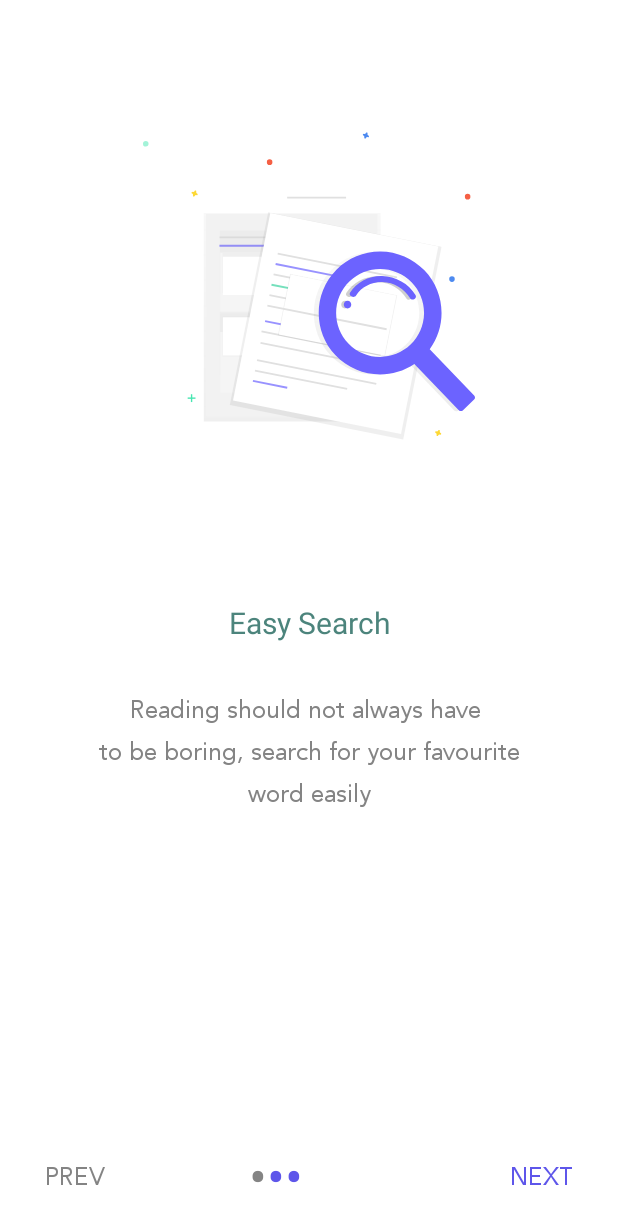
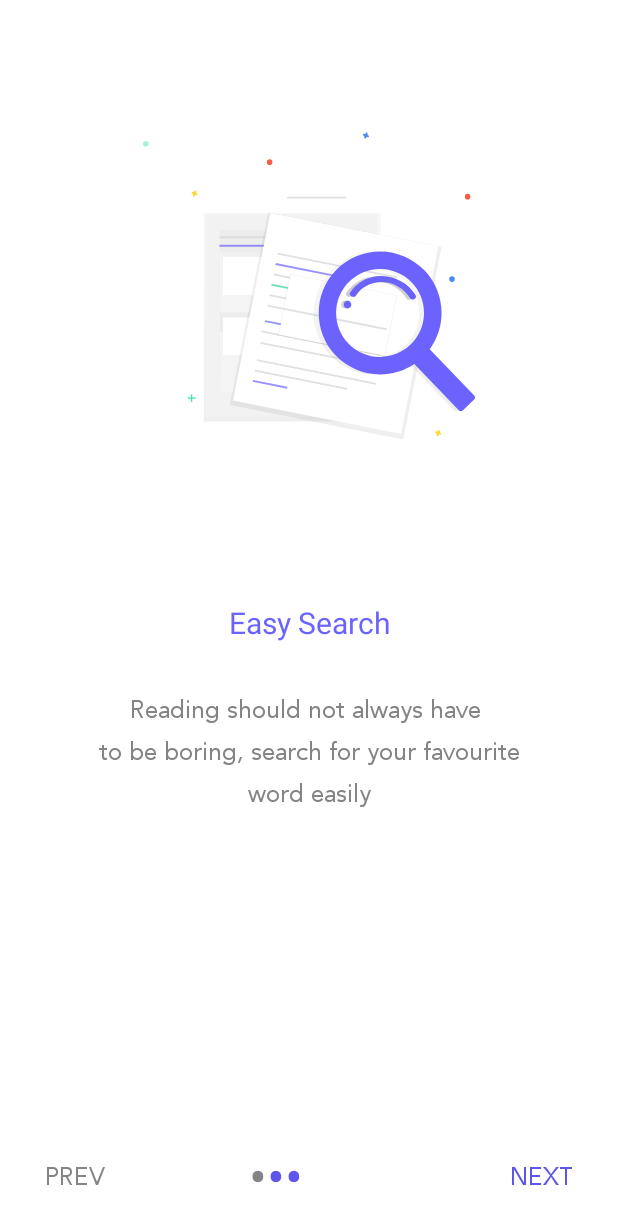
Before and after one commit to efanious/Aad-team-38-animation-challenge, an Android app: the screen it shows after launch (activity_onboarding), on a phone screen of 412 x 824 dp. Shown: the top 1224 px of the screen. Run offline under Robolectric (Android 15) with nearby library versions, the phone set to English and light mode, and no system bars.

Commit message:
Onboarding View Header Color

```diff
--- a/app/src/main/res/layout/onboard_slider.xml
+++ b/app/src/main/res/layout/onboard_slider.xml
@@ -30,7 +30,7 @@
             android:gravity="center_horizontal"
             android:lineSpacingExtra="7sp"
             android:text="@string/onboard1Header"
-            android:textColor="#4c847c"
+            android:textColor="@color/colorPrimary"
             android:textSize="20sp" />
 
         <TextView
```
